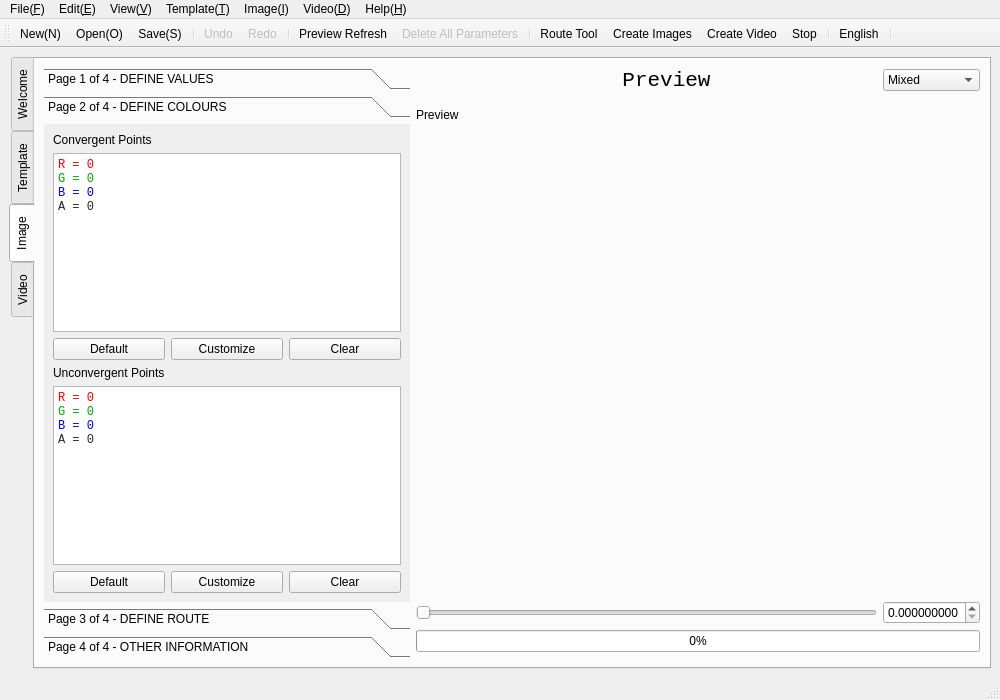
The window that mainwindow.ui (Teddy-van-Jerry/Fractal_Designer) describes before a commit, drawn with Qt 5.
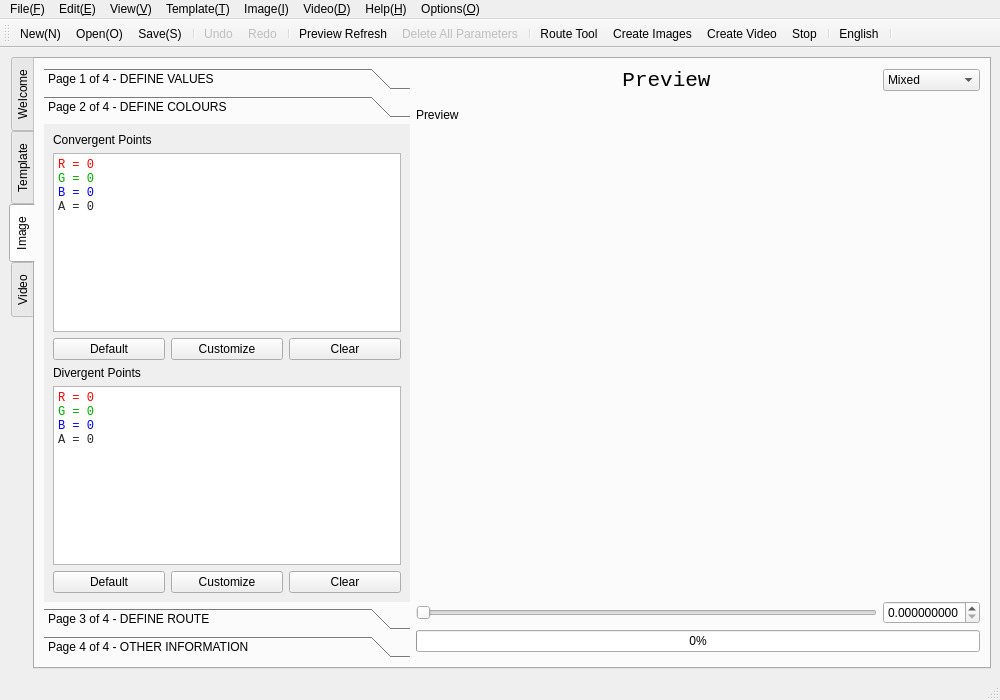
The same window after the commit. The open tabs and pages were chosen to show the change. Icons and pictures are not drawn.

```diff
--- a/mainwindow.ui
+++ b/mainwindow.ui
@@ -778,8 +778,8 @@
               <rect>
                <x>0</x>
                <y>0</y>
-               <width>314</width>
-               <height>321</height>
+               <width>348</width>
+               <height>438</height>
               </rect>
              </property>
              <attribute name="label">
@@ -849,7 +849,7 @@
                 <item row="0" column="0" colspan="3">
                  <widget class="QLabel" name="label_27">
                   <property name="text">
-                   <string>Unconvergent Points</string>
+                   <string>Divergent Points</string>
                   </property>
                  </widget>
                 </item>
@@ -1968,6 +1968,19 @@
     <addaction name="separator"/>
     <addaction name="menuAdditional_template_settings"/>
    </widget>
+   <widget class="QMenu" name="menuOptions_O">
+    <property name="title">
+     <string>Options(&amp;O)</string>
+    </property>
+    <widget class="QMenu" name="menuLanguage">
+     <property name="title">
+      <string>Language</string>
+     </property>
+     <addaction name="actionEnglish_2"/>
+     <addaction name="actionChinese_2"/>
+    </widget>
+    <addaction name="menuLanguage"/>
+   </widget>
    <addaction name="menuFile_F"/>
    <addaction name="menuEdit_E"/>
    <addaction name="menuView_V"/>
@@ -1975,6 +1988,7 @@
    <addaction name="menuPicture_P"/>
    <addaction name="menuVideo_D"/>
    <addaction name="menuHelp_H"/>
+   <addaction name="menuOptions_O"/>
   </widget>
   <widget class="QStatusBar" name="statusbar"/>
   <widget class="QToolBar" name="toolBar">
```
Left out of the diff: 35 changed lines with no effect on the pictures.
